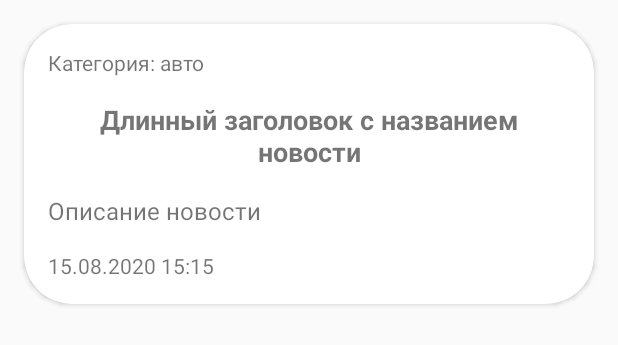
After one commit to groshevdg/NTracker, an Android app: the layout item_new.xml on its own in the app's theme, with its tools: preview values and no code run, on a phone screen of 412 x 824 dp. The commit adds this screen. Shown: the top 345 px of the screen. Run offline under Robolectric (Android 15) with nearby library versions, the phone set to English and light mode, and no system bars.

Commit message:
added loading and showing news

```diff
--- a/app/build.gradle
+++ b/app/build.gradle
@@ -32,6 +32,7 @@ dependencies {
     implementation common.appcompat
     implementation common.constraint
     implementation common.material
+    implementation common.refresh_layout
 
     //Tests
     testImplementation tests.junit
--- a/app/src/main/java/ru/groshevdg/data/repository/NewsRepository.kt
+++ b/app/src/main/java/ru/groshevdg/data/repository/NewsRepository.kt
@@ -36,7 +36,7 @@ class NewsRepository constructor(private val apiService: NewsApiService) {
         "energy.rss" to true
     )
 
-    suspend fun getNews() : List<Channel?> {
+    suspend fun getChannels() : List<Channel?> {
         val listOfChannels = mutableListOf<Channel?>()
 
         for (pair in sources) {
--- a/app/src/main/java/ru/groshevdg/models/usecase/New.kt
+++ b/app/src/main/java/ru/groshevdg/models/usecase/New.kt
@@ -4,5 +4,6 @@ data class New constructor(
     var title: String? = null,
     var description: String? = null,
     var publishDate: String? = null,
-    var link: String? = null
+    var link: String? = null,
+    var category: String? = null
 )
--- a/app/src/main/java/ru/groshevdg/navigation/Navigator.kt
+++ b/app/src/main/java/ru/groshevdg/navigation/Navigator.kt
@@ -3,7 +3,7 @@ package ru.groshevdg.navigation
 import android.content.Context
 import kotlinx.android.synthetic.main.activity_main.*
 import ru.groshevdg.ui.ApplicationActivity
-import ru.groshevdg.ui.NewsListFragment
+import ru.groshevdg.ui.news.NewsListFragment
 import ru.groshevdg.ui.WeatherFragment
 import javax.inject.Inject
 
--- /dev/null
+++ b/app/src/main/java/ru/groshevdg/ui/news/NewsListViewModel.kt
@@ -0,0 +1,6 @@
+package ru.groshevdg.ui.news
+
+import androidx.lifecycle.ViewModel
+
+class NewsListViewModel : ViewModel() {
+}
--- /dev/null
+++ b/app/src/main/res/layout/item_new.xml
@@ -0,0 +1,52 @@
+<?xml version="1.0" encoding="utf-8"?>
+<androidx.cardview.widget.CardView xmlns:android="http://schemas.android.com/apk/res/android"
+    android:layout_width="match_parent"
+    android:layout_height="wrap_content"
+    xmlns:app="http://schemas.android.com/apk/res-auto"
+    xmlns:tools="http://schemas.android.com/tools"
+    android:layout_margin="16dp"
+    app:cardCornerRadius="32dp">
+
+    <androidx.constraintlayout.widget.ConstraintLayout
+        android:layout_width="match_parent"
+        android:layout_height="match_parent">
+
+        <TextView
+            android:id="@+id/inCategoryNameTextView"
+            app:layout_constraintTop_toTopOf="parent"
+            app:layout_constraintStart_toStartOf="parent"
+            tools:text="Категория: авто"
+            android:textSize="14sp"
+            style="@style/NewsTextStyle" />
+
+        <TextView
+            android:id="@+id/inTitleTextView"
+            style="@style/NewsTextStyle"
+            app:layout_constraintTop_toBottomOf="@id/inCategoryNameTextView"
+            app:layout_constraintStart_toStartOf="parent"
+            tools:text="Длинный заголовок с названием новости"
+            android:gravity="center"
+            android:textSize="18sp"
+            android:textStyle="bold" />
+
+        <TextView
+            android:id="@+id/inDescriptionTextView"
+            style="@style/NewsTextStyle"
+            app:layout_constraintTop_toBottomOf="@id/inTitleTextView"
+            app:layout_constraintStart_toStartOf="parent"
+            tools:text="Описание новости"
+            android:textSize="16sp"
+            android:layout_marginBottom="0dp" />
+
+        <TextView
+            android:id="@+id/inPublished"
+            style="@style/NewsTextStyle"
+            app:layout_constraintTop_toBottomOf="@id/inDescriptionTextView"
+            app:layout_constraintBottom_toBottomOf="parent"
+            app:layout_constraintStart_toStartOf="parent"
+            tools:text="15.08.2020 15:15"/>
+
+
+    </androidx.constraintlayout.widget.ConstraintLayout>
+
+</androidx.cardview.widget.CardView>
--- /dev/null
+++ b/app/src/main/res/layout/item_selector.xml
@@ -0,0 +1,6 @@
+<?xml version="1.0" encoding="utf-8"?>
+<androidx.constraintlayout.widget.ConstraintLayout
+    xmlns:android="http://schemas.android.com/apk/res/android" android:layout_width="match_parent"
+    android:layout_height="match_parent">
+
+</androidx.constraintlayout.widget.ConstraintLayout>
--- a/app/src/main/res/values/styles.xml
+++ b/app/src/main/res/values/styles.xml
@@ -12,4 +12,13 @@
         <item name="android:textStyle">bold</item>
     </style>
 
+    <style name="NewsTextStyle">
+        <item name="android:layout_width">match_parent</item>
+        <item name="android:layout_height">wrap_content</item>
+        <item name="android:layout_marginTop">16dp</item>
+        <item name="android:layout_marginLeft">16dp</item>
+        <item name="android:layout_marginRight">16dp</item>
+        <item name="android:layout_marginBottom">16dp</item>
+    </style>
+
 </resources>
--- a/build.gradle
+++ b/build.gradle
@@ -38,7 +38,8 @@ ext.versions = [
     gson_converterV: "2.3.0",
     coroutinesV: "1.3.5",
     coroutines_adapterV: "0.9.2",
-    xml_converterV: "2.6.1"
+    xml_converterV: "2.6.1",
+    refreshV: "1.1.0"
 ]
 
 ext.common = [
@@ -46,7 +47,8 @@ ext.common = [
     appcompat: "androidx.appcompat:appcompat:$versions.appcompatV",
     core_ktx: "androidx.core:core-ktx:$versions.coreV",
     kotlin_stdlib: "org.jetbrains.kotlin:kotlin-stdlib:$kotlin_version",
-    material: "com.google.android.material:material:$versions.materialV"
+    material: "com.google.android.material:material:$versions.materialV",
+    refresh_layout: "androidx.swiperefreshlayout:swiperefreshlayout:$versions.refreshV"
 ]
 
 ext.tests = [
```
Also changed, not shown: app/src/main/java/ru/groshevdg/models/ui/NewsListItems.kt (added, +9 -0 lines), app/src/main/java/ru/groshevdg/ui/NewsListFragment.kt (deleted, +0 -15 lines), app/src/main/java/ru/groshevdg/ui/news/NewsListFragment.kt (added, +44 -0 lines), app/src/main/java/ru/groshevdg/ui/news/adapters/NewsListRecyclerAdapter.kt (added, +53 -0 lines), app/src/main/java/ru/groshevdg/ui/news/viewHolders/NewItemViewHolder.kt (added, +18 -0 lines), app/src/main/java/ru/groshevdg/ui/news/viewHolders/SelectorItemViewHolder.kt (added, +12 -0 lines), app/src/main/java/ru/groshevdg/usecase/NewsUseCase.kt (added, +24 -0 lines), app/src/main/res/layout/fragment_news_list.xml (+9 -2 lines).
